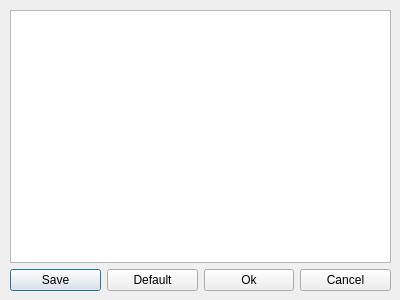
The window that HDGenerator/inputdialog.ui (brokestorm/QtProject) describes before a commit, drawn with Qt 5.
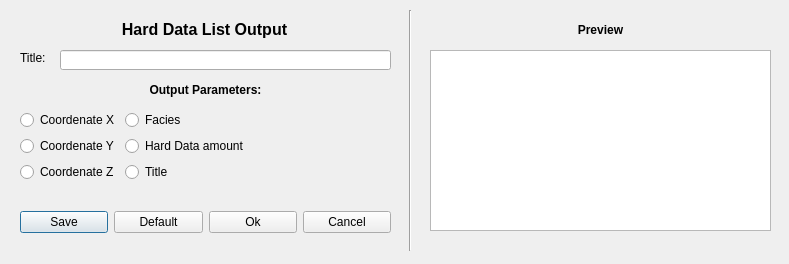
The same window after the commit.

Patch:
```diff
--- a/HDGenerator/inputdialog.ui
+++ b/HDGenerator/inputdialog.ui
@@ -6,27 +6,161 @@
    <rect>
     <x>0</x>
     <y>0</y>
-    <width>400</width>
-    <height>300</height>
+    <width>789</width>
+    <height>264</height>
    </rect>
   </property>
   <property name="windowTitle">
    <string>Dialog</string>
   </property>
-  <widget class="QWidget" name="layoutWidget">
+  <widget class="QLabel" name="label_3">
    <property name="geometry">
     <rect>
-     <x>10</x>
+     <x>20</x>
+     <y>80</y>
+     <width>371</width>
+     <height>20</height>
+    </rect>
+   </property>
+   <property name="text">
+    <string>&lt;html&gt;&lt;head/&gt;&lt;body&gt;&lt;p align=&quot;center&quot;&gt;&lt;span style=&quot; font-weight:600;&quot;&gt;Output Parameters:&lt;/span&gt;&lt;/p&gt;&lt;/body&gt;&lt;/html&gt;</string>
+   </property>
+  </widget>
+  <widget class="Line" name="line">
+   <property name="geometry">
+    <rect>
+     <x>400</x>
      <y>10</y>
-     <width>381</width>
-     <height>281</height>
+     <width>21</width>
+     <height>241</height>
     </rect>
    </property>
-   <layout class="QVBoxLayout" name="verticalLayout">
-    <item>
-     <widget class="QPlainTextEdit" name="plainTextEdit"/>
+   <property name="orientation">
+    <enum>Qt::Vertical</enum>
+   </property>
+  </widget>
+  <widget class="QPlainTextEdit" name="previewEdit">
+   <property name="geometry">
+    <rect>
+     <x>430</x>
+     <y>50</y>
+     <width>341</width>
+     <height>181</height>
+    </rect>
+   </property>
+  </widget>
+  <widget class="QLabel" name="label_4">
+   <property name="geometry">
+    <rect>
+     <x>430</x>
+     <y>20</y>
+     <width>341</width>
+     <height>20</height>
+    </rect>
+   </property>
+   <property name="text">
+    <string>&lt;html&gt;&lt;head/&gt;&lt;body&gt;&lt;p align=&quot;center&quot;&gt;&lt;span style=&quot; font-weight:600;&quot;&gt;Preview&lt;/span&gt;&lt;/p&gt;&lt;/body&gt;&lt;/html&gt;</string>
+   </property>
+  </widget>
+  <widget class="QLabel" name="label">
+   <property name="geometry">
+    <rect>
+     <x>20</x>
+     <y>50</y>
+     <width>31</width>
+     <height>16</height>
+    </rect>
+   </property>
+   <property name="text">
+    <string>&lt;html&gt;&lt;head/&gt;&lt;body&gt;&lt;p&gt;Title: &lt;/p&gt;&lt;/body&gt;&lt;/html&gt;</string>
+   </property>
+  </widget>
+  <widget class="QLineEdit" name="titleEdit">
+   <property name="geometry">
+    <rect>
+     <x>60</x>
+     <y>50</y>
+     <width>331</width>
+     <height>20</height>
+    </rect>
+   </property>
+  </widget>
+  <widget class="QWidget" name="">
+   <property name="geometry">
+    <rect>
+     <x>20</x>
+     <y>110</y>
+     <width>371</width>
+     <height>88</height>
+    </rect>
+   </property>
+   <layout class="QFormLayout" name="formLayout">
+    <item row="0" column="0">
+     <widget class="QRadioButton" name="CoordXRadioButton">
+      <property name="text">
+       <string>Coordenate X</string>
+      </property>
+     </widget>
     </item>
-    <item>
+    <item row="1" column="0">
+     <widget class="QRadioButton" name="CoordYRadioButton">
+      <property name="text">
+       <string>Coordenate Y</string>
+      </property>
+     </widget>
+    </item>
+    <item row="1" column="1">
+     <widget class="QRadioButton" name="HDAmountRadioButton">
+      <property name="text">
+       <string>Hard Data amount</string>
+      </property>
+     </widget>
+    </item>
+    <item row="2" column="0">
+     <widget class="QRadioButton" name="CoordZRadioButton">
+      <property name="text">
+       <string>Coordenate Z</string>
+      </property>
+     </widget>
+    </item>
+    <item row="0" column="1">
+     <widget class="QRadioButton" name="faciesRadioButton">
+      <property name="text">
+       <string>Facies</string>
+      </property>
+     </widget>
+    </item>
+    <item row="2" column="1">
+     <widget class="QRadioButton" name="titleRadioButton">
+      <property name="text">
+       <string>Title</string>
+      </property>
+     </widget>
+    </item>
+   </layout>
+  </widget>
+  <widget class="QLabel" name="label_2">
+   <property name="geometry">
+    <rect>
+     <x>24</x>
+     <y>20</y>
+     <width>361</width>
+     <height>20</height>
+    </rect>
+   </property>
+   <property name="text">
+    <string>&lt;html&gt;&lt;head/&gt;&lt;body&gt;&lt;p align=&quot;center&quot;&gt;&lt;span style=&quot; font-size:12pt; font-weight:600;&quot;&gt;Hard Data List Output&lt;/span&gt;&lt;/p&gt;&lt;/body&gt;&lt;/html&gt;</string>
+   </property>
+  </widget>
+  <widget class="QWidget" name="">
+   <property name="geometry">
+    <rect>
+     <x>20</x>
+     <y>210</y>
+     <width>371</width>
+     <height>25</height>
+    </rect>
+   </property>
      <layout class="QHBoxLayout" name="horizontalLayout">
       <item>
        <widget class="QPushButton" name="saveButton">
@@ -55,8 +189,6 @@
          <string>Cancel</string>
         </property>
        </widget>
-      </item>
-     </layout>
     </item>
    </layout>
   </widget>
```
Lines whose indentation alone changed are shown as unchanged.
